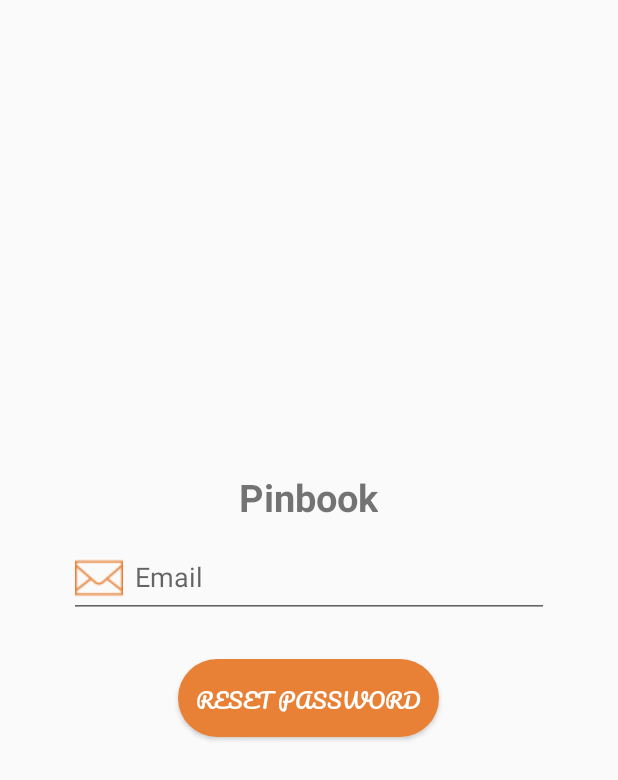
After one commit to AndroidPinbook/androidTeam, an Android app: the layout layout_forget_password.xml on its own in the app's theme, with its tools: preview values and no code run, on a phone screen of 412 x 824 dp. The commit adds this screen. Shown: the top 780 px of the screen. Run offline under Robolectric (Android 15) with nearby library versions, the phone set to English and light mode, and no system bars.

Commit message:
Forget password dialog box added..

```diff
--- a/app/src/main/res/layout/activity_email_verify_page.xml
+++ b/app/src/main/res/layout/activity_email_verify_page.xml
@@ -6,7 +6,8 @@
     android:layout_height="match_parent"
     tools:context="uur.com.pinbook.Activities.EmailVerifyPageActivity"
     android:orientation="vertical"
-    android:weightSum="10">
+    android:weightSum="10"
+    android:id="@+id/layoutEmailVerify">
 
 
 
--- /dev/null
+++ b/app/src/main/res/layout/layout_forget_password.xml
@@ -0,0 +1,58 @@
+<LinearLayout xmlns:android="http://schemas.android.com/apk/res/android"
+    android:layout_width="match_parent"
+    android:layout_height="match_parent"
+    android:orientation="vertical"
+    android:padding="5dp"
+    android:gravity="center"
+    android:descendantFocusability="beforeDescendants"
+    android:focusableInTouchMode="true">
+
+    <TextView
+        android:id="@+id/textView"
+        android:layout_width="wrap_content"
+        android:layout_height="wrap_content"
+        android:layout_gravity="center"
+        android:layout_marginTop="5dp"
+        android:text="@string/app_name"
+        android:textSize="25sp"
+        android:textStyle="bold" />
+
+    <!--  Email Label -->
+    <android.support.design.widget.TextInputLayout
+        android:layout_width="wrap_content"
+        android:layout_height="wrap_content">
+
+        <EditText
+            android:id="@+id/etEmail"
+            android:layout_width="match_parent"
+            android:layout_height="wrap_content"
+            android:layout_centerHorizontal="true"
+            android:layout_centerVertical="true"
+            android:ems="15"
+            android:hint="Email"
+            android:inputType="textEmailAddress"
+            android:drawablePadding="8dp"
+            android:drawableLeft="@drawable/email"
+            android:layout_margin="3dp" />
+
+    </android.support.design.widget.TextInputLayout>
+
+
+
+
+
+    <Button
+        android:id="@+id/buttonReset"
+        android:layout_width="wrap_content"
+        android:layout_height="wrap_content"
+        android:layout_marginBottom="24dp"
+        android:layout_marginTop="24dp"
+
+        android:fontFamily="@font/pacifico"
+        android:padding="12dp"
+        android:text="Reset Password"
+        android:textColor="@color/cardview_light_background"
+        android:background = "@drawable/roundedbutton"/>
+
+
+</LinearLayout>
```
Also changed, not shown: app/src/main/java/uur/com/pinbook/Activities/LoginPageActivity.java (+86 -1 lines), app/src/main/res/layout/activity_login_page.xml (+9 -27 lines).
